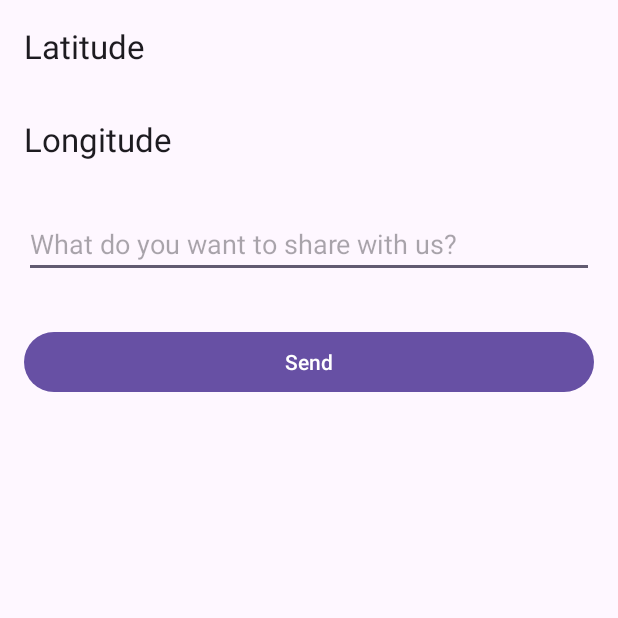
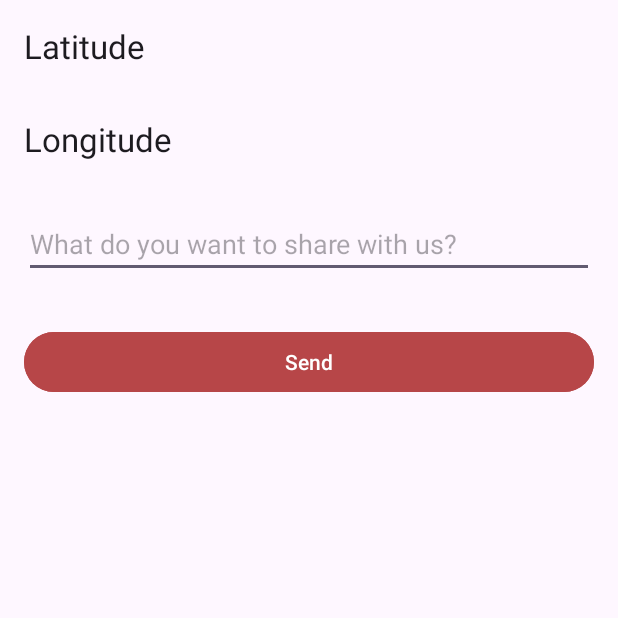
Before and after one commit to RafaelAguilar64/MADdefinitivo, an Android app: the reportInfo screen opened directly, with no data from a screen before it, on a phone screen of 412 x 824 dp, the top half of it. Run offline under Robolectric (Android 15) with nearby library versions, the phone set to English and light mode, and no system bars; our stand-ins replace Firebase (no records; nobody signed in at launch, a user with empty details on screens opened directly).

```diff
--- a/app/src/main/res/layout/activity_report_info.xml
+++ b/app/src/main/res/layout/activity_report_info.xml
@@ -5,6 +5,7 @@
     android:id="@+id/main"
     android:layout_width="match_parent"
     android:layout_height="match_parent"
+    android:backgroundTint="#F0E6CE"
     tools:context=".reportInfo">
 
     <LinearLayout
@@ -14,6 +15,7 @@
         android:layout_marginTop="16dp"
         android:layout_marginEnd="16dp"
         android:layout_marginBottom="16dp"
+        android:backgroundTint="#F0E6CE"
         android:orientation="vertical"
         app:layout_constraintBottom_toBottomOf="parent"
         app:layout_constraintEnd_toEndOf="parent"
@@ -58,6 +60,7 @@
             android:id="@+id/reportButton"
             android:layout_width="match_parent"
             android:layout_height="wrap_content"
+            android:backgroundTint="#B74648"
             android:text="Send" />
     </LinearLayout>
 </androidx.constraintlayout.widget.ConstraintLayout>
```
Also changed, not shown: 7 other files.
